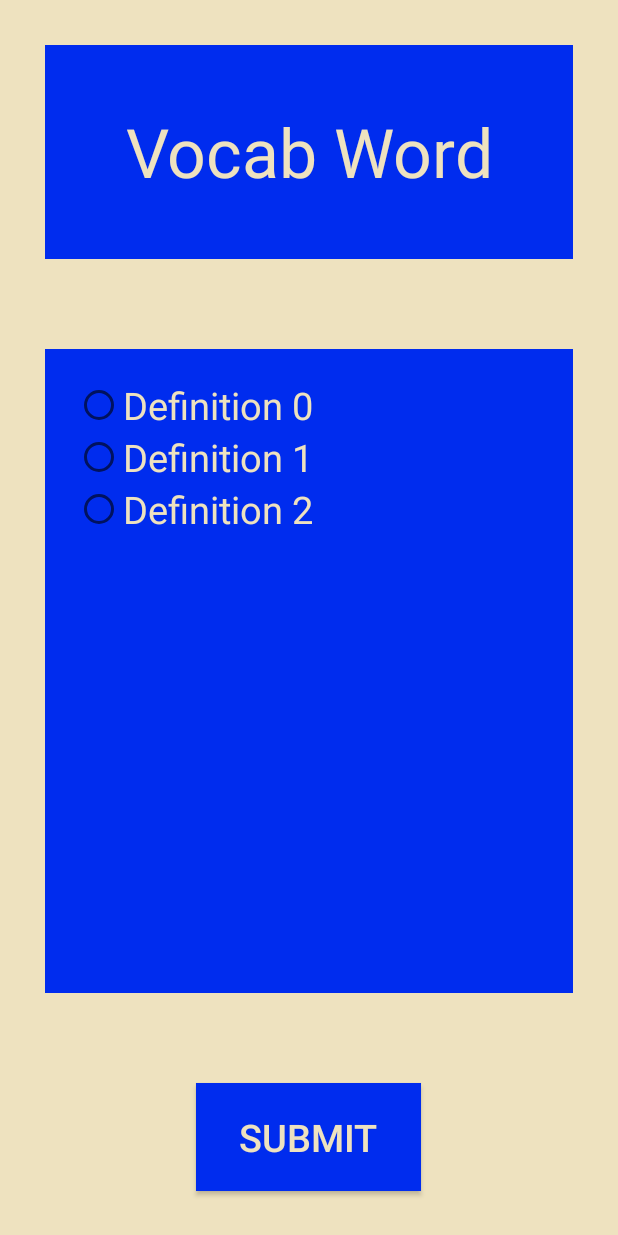
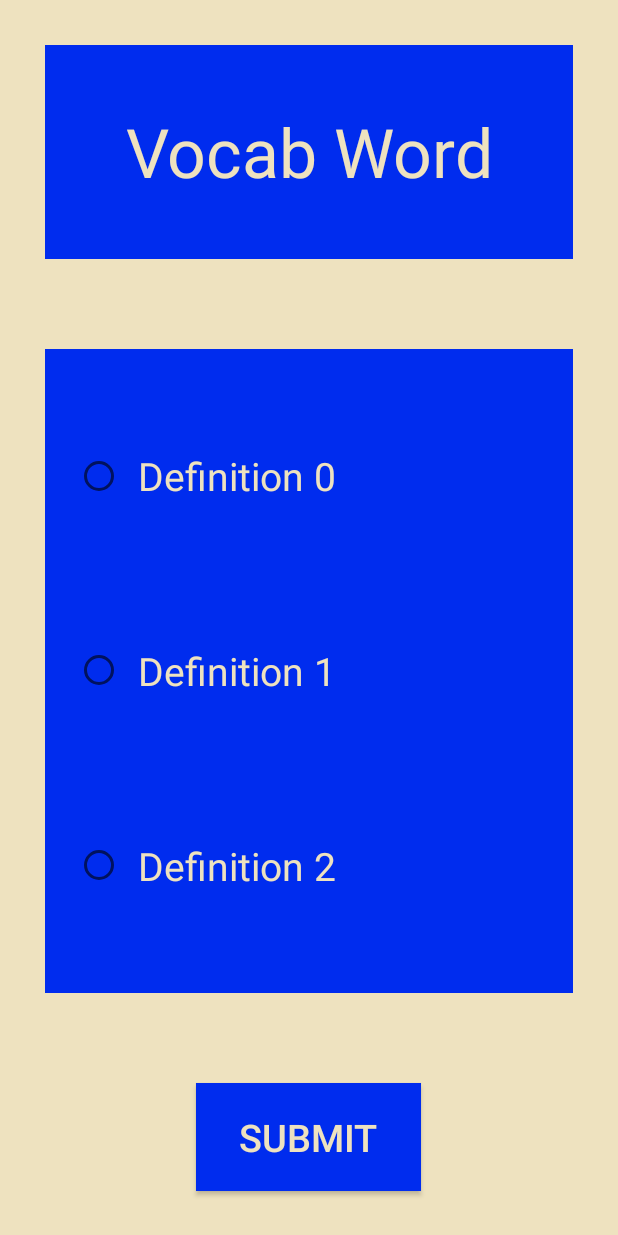
Before and after one commit to lokkenc/BigBrainVocabBuilder, an Android app: the layout activity_test.xml on its own in the app's theme, with its tools: preview values and no code run, on a phone screen of 412 x 824 dp. Run offline under Robolectric (Android 15) with nearby library versions, the phone set to English and light mode, and no system bars.

Commit message:
Adjust randomword db function, and randomize test screen

```diff
--- a/app/src/main/res/layout/activity_test.xml
+++ b/app/src/main/res/layout/activity_test.xml
@@ -9,6 +9,7 @@
     android:background="@color/gold">
 
     <TextView
+        android:id="@+id/testVocabWord"
         android:layout_width="match_parent"
         android:layout_height="0dp"
         android:layout_weight="1"
@@ -30,24 +31,39 @@
         <RadioButton
             android:id="@+id/testChoice0"
             android:layout_width="match_parent"
-            android:layout_height="wrap_content"
-            android:textSize="25sp"
+            android:layout_height="0dp"
+            android:layout_weight="1"
+            app:autoSizeTextType="uniform"
+            app:autoSizeMinTextSize="8sp"
+            app:autoSizeMaxTextSize="26sp"
+            app:autoSizeStepGranularity="2sp"
             android:text="Definition 0"
+            android:padding="10dp"
             android:textColor="@color/gold"/>
 
         <RadioButton
             android:id="@+id/testChoice1"
             android:layout_width="match_parent"
-            android:layout_height="wrap_content"
-            android:textSize="25sp"
+            android:layout_height="0dp"
+            android:layout_weight="1"
+            app:autoSizeTextType="uniform"
+            app:autoSizeMinTextSize="8sp"
+            app:autoSizeMaxTextSize="26sp"
+            app:autoSizeStepGranularity="2sp"
+            android:padding="10dp"
             android:text="Definition 1"
             android:textColor="@color/gold"/>
 
         <RadioButton
             android:id="@+id/testChoice2"
             android:layout_width="match_parent"
-            android:layout_height="wrap_content"
-            android:textSize="25sp"
+            android:layout_height="0dp"
+            android:layout_weight="1"
+            app:autoSizeTextType="uniform"
+            app:autoSizeMinTextSize="8sp"
+            app:autoSizeMaxTextSize="26sp"
+            app:autoSizeStepGranularity="2sp"
+            android:padding="10dp"
             android:text="Definition 2"
             android:textColor="@color/gold"/>
     </RadioGroup>
```
Also changed, not shown: app/src/main/java/com/csci412/bigbrainvocabbuilder/DatabaseManager.java (+7 -5 lines), app/src/main/java/com/csci412/bigbrainvocabbuilder/TestActivity.java (+20 -0 lines), app/src/main/java/com/csci412/bigbrainvocabbuilder/TestLogic.java (added, +27 -0 lines).
